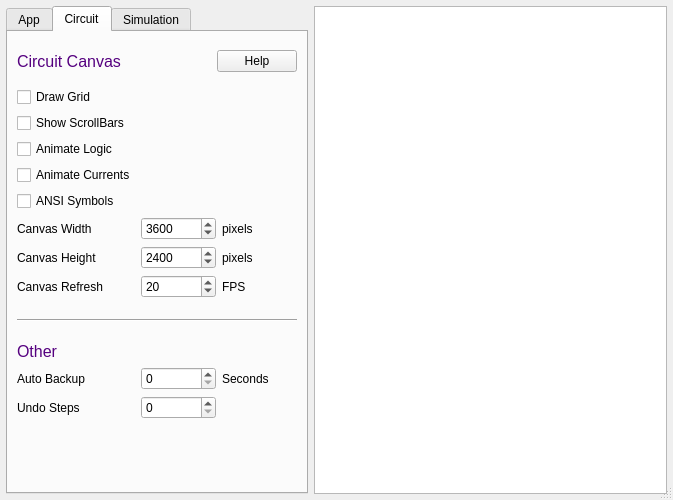
Above: src/gui/appdialogs/appdialog.ui from josuemoraisgh/SimulIDE-dev before the change. Below: the same form after it.
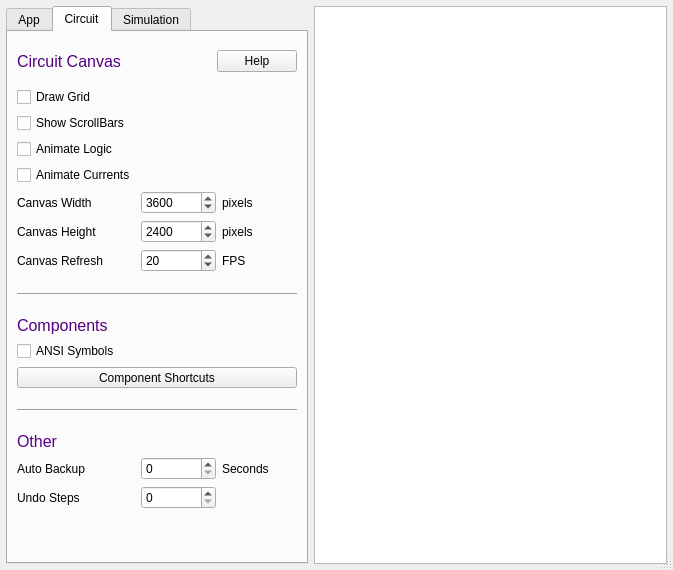
That is the form after the change. The open tabs and pages were chosen to show the change.

Commit message: Refactor Component shortcuts.

```diff
--- a/src/gui/appdialogs/appdialog.ui
+++ b/src/gui/appdialogs/appdialog.ui
@@ -10,7 +10,7 @@
     <x>0</x>
     <y>0</y>
     <width>673</width>
-    <height>500</height>
+    <height>570</height>
    </rect>
   </property>
   <property name="sizePolicy">
@@ -551,13 +551,6 @@
            </property>
           </widget>
          </item>
-         <item>
-          <widget class="QCheckBox" name="ansiSymbols">
-           <property name="text">
-            <string>ANSI Symbols</string>
-           </property>
-          </widget>
-         </item>
          <item>
           <layout class="QHBoxLayout" name="horizontalLayout_16">
            <item>
@@ -750,6 +743,67 @@
            </item>
           </layout>
          </item>
+         <item>
+          <widget class="Line" name="line_6">
+           <property name="minimumSize">
+            <size>
+             <width>0</width>
+             <height>32</height>
+            </size>
+           </property>
+           <property name="orientation">
+            <enum>Qt::Horizontal</enum>
+           </property>
+          </widget>
+         </item>
+         <item>
+          <widget class="QLabel" name="label_28">
+           <property name="sizePolicy">
+            <sizepolicy hsizetype="Preferred" vsizetype="Fixed">
+             <horstretch>0</horstretch>
+             <verstretch>0</verstretch>
+            </sizepolicy>
+           </property>
+           <property name="font">
+            <font>
+             <family>Ubuntu</family>
+             <pointsize>12</pointsize>
+             <weight>50</weight>
+             <italic>false</italic>
+             <bold>false</bold>
+            </font>
+           </property>
+           <property name="styleSheet">
+            <string notr="true">font: 12pt &quot;Ubuntu&quot;; color: rgb(85, 0, 127)</string>
+           </property>
+           <property name="text">
+            <string>Components</string>
+           </property>
+           <property name="alignment">
+            <set>Qt::AlignLeading|Qt::AlignLeft|Qt::AlignVCenter</set>
+           </property>
+          </widget>
+         </item>
+         <item>
+          <widget class="QCheckBox" name="ansiSymbols">
+           <property name="text">
+            <string>ANSI Symbols</string>
+           </property>
+          </widget>
+         </item>
+         <item>
+          <widget class="QToolButton" name="shortcutButton">
+           <property name="sizePolicy">
+            <sizepolicy hsizetype="Expanding" vsizetype="Fixed">
+             <horstretch>0</horstretch>
+             <verstretch>0</verstretch>
+            </sizepolicy>
+           </property>
+           <property name="text">
+            <string>Component Shortcuts</string>
+           </property>
+          </widget>
+         </item>
          <item>
           <widget class="Line" name="line_3">
            <property name="minimumSize">
```
Left out of the diff: 2 changed lines with no effect on the pictures. The commit also changes 9 other files.
